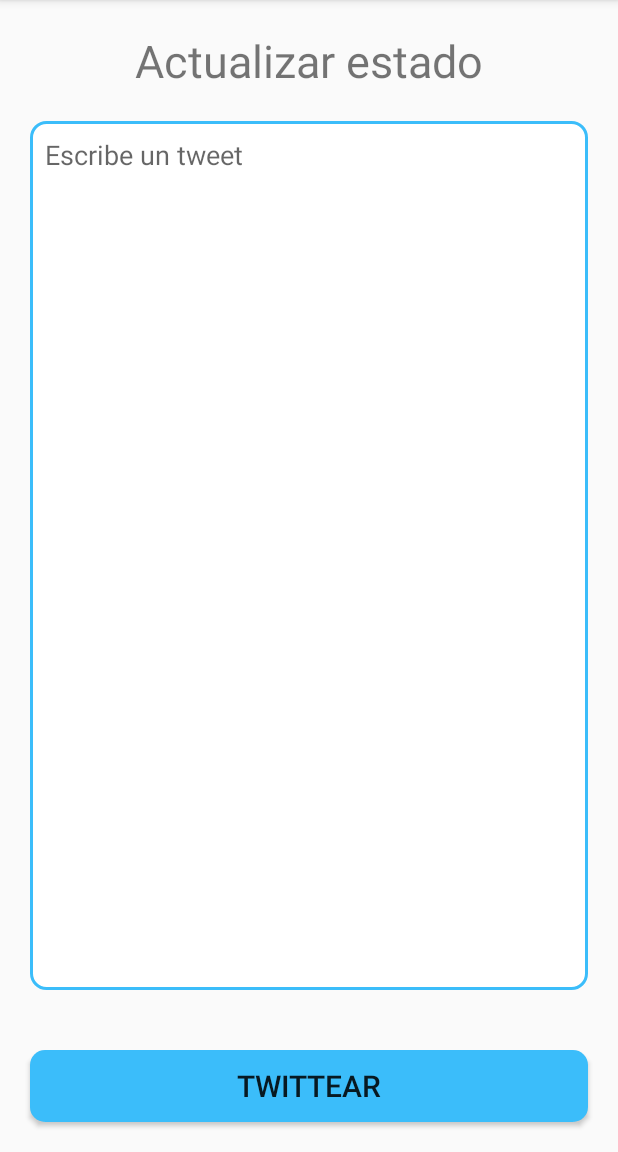
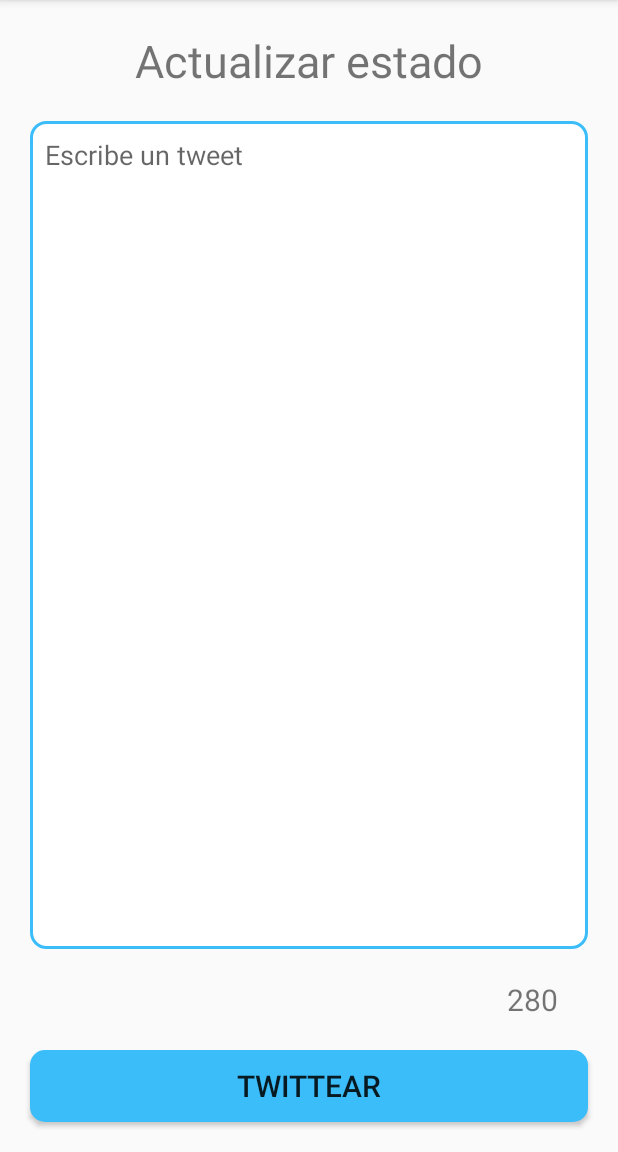
Before and after one commit to Zarkrosh/SMOV-Practicas, an Android app: the screen it shows after launch (StatusActivity), on a phone screen of 412 x 824 dp, the part 84-1236 px from its top. Run offline under Robolectric (Android 15) with nearby library versions, the phone set to English and light mode, and no system bars.

Commit message:
Contador de caracteres
Comentarios de autor y twitter

```diff
--- a/01-Yamba/app/src/main/java/com/hergomsoft/yamba/ProgressPersonalizado.java
+++ b/01-Yamba/app/src/main/java/com/hergomsoft/yamba/ProgressPersonalizado.java
@@ -9,6 +9,10 @@ import android.view.Window;
 import android.widget.ProgressBar;
 import android.widget.TextView;
 
+/**
+ * @author Abel Herrero Gómez (abeherr)
+ * Twitter: @Abel85985400
+ */
 public class ProgressPersonalizado {
 
     private static ProgressPersonalizado progress = null;
--- a/01-Yamba/app/src/main/java/com/hergomsoft/yamba/StatusFragment.java
+++ b/01-Yamba/app/src/main/java/com/hergomsoft/yamba/StatusFragment.java
@@ -8,6 +8,9 @@ import android.os.Bundle;
 import androidx.fragment.app.Fragment;
 
 import android.os.SystemClock;
+import android.text.Editable;
+import android.text.InputFilter;
+import android.text.TextWatcher;
 import android.util.Log;
 import android.view.LayoutInflater;
 import android.view.View;
@@ -15,7 +18,6 @@ import android.view.ViewGroup;
 import android.widget.Button;
 import android.widget.EditText;
 import android.widget.TextView;
-import android.widget.Toast;
 
 import com.google.android.material.snackbar.Snackbar;
 
@@ -24,13 +26,22 @@ import twitter4j.TwitterException;
 import twitter4j.TwitterFactory;
 import twitter4j.conf.ConfigurationBuilder;
 
-
-public class StatusFragment extends Fragment implements View.OnClickListener {
+/**
+ * @author Abel Herrero Gómez (abeherr)
+ * Twitter: @Abel85985400
+ */
+public class StatusFragment extends Fragment implements View.OnClickListener, TextWatcher {
 
     private static final String TAG = "StatusFragment";
 
+    private static final int MAX_CHARS = 280;
+    private static final int LIMIT_WARNING_CHARS = 15;
+
     private EditText editStatus;
     private Button buttonTweet;
+
+    // Contador de caracteres
+    private TextView textContador;
 
     private Twitter twitter;
 
@@ -52,8 +63,12 @@ public class StatusFragment extends Fragment implements View.OnClickListener {
 
         // Enlaza views
         editStatus = (EditText) view.findViewById(R.id.editStatus);
+        editStatus.addTextChangedListener(this);
         buttonTweet = (Button) view.findViewById(R.id.buttonTweet);
         buttonTweet.setOnClickListener(this);
+        textContador = (TextView) view.findViewById(R.id.textContador);
+        textContador.setText(Integer.toString(MAX_CHARS));
+        textContador.setFilters(new InputFilter[] {new InputFilter.LengthFilter(MAX_CHARS)}); // Limite de caracteres
 
         // Devuelve la vista personalizada
         return view;
@@ -73,6 +88,29 @@ public class StatusFragment extends Fragment implements View.OnClickListener {
 
         // Realiza el envío del estado
         new StatusTask().execute(status);
+    }
+
+    @Override
+    public void beforeTextChanged(CharSequence s, int start, int count, int after) {
+        // No se usa
+    }
+
+    @Override
+    public void onTextChanged(CharSequence s, int start, int before, int count) {
+        // No se usa
+    }
+
+    @Override
+    public void afterTextChanged(Editable statusText) {
+        int count = MAX_CHARS - statusText.length();
+        textContador.setText(Integer.toString(count));
+        if(count == 0) {
+            textContador.setTextColor(getResources().getColor(R.color.colorContadorLleno));
+        } else if(count < LIMIT_WARNING_CHARS) {
+            textContador.setTextColor(getResources().getColor(R.color.colorContadorAviso));
+        } else {
+            textContador.setTextColor(getResources().getColor(R.color.colorContadorBien));
+        }
     }
 
     /**
--- a/01-Yamba/app/src/main/res/layout/fragment_status.xml
+++ b/01-Yamba/app/src/main/res/layout/fragment_status.xml
@@ -27,6 +27,15 @@
         android:background="@drawable/edittext_round_corners"
         android:hint="@string/hint_tweet" />
 
+    <TextView
+        android:id="@+id/textContador"
+        android:layout_width="wrap_content"
+        android:layout_height="wrap_content"
+        android:layout_gravity="right"
+        android:layout_marginRight="40dp"
+        android:text=""
+        android:textSize="20sp" />
+
     <Button
         android:id="@+id/buttonTweet"
         android:layout_width="fill_parent"
--- a/01-Yamba/app/src/main/res/values/colors.xml
+++ b/01-Yamba/app/src/main/res/values/colors.xml
@@ -3,4 +3,8 @@
     <color name="colorPrimary">#008577</color>
     <color name="colorPrimaryDark">#00574B</color>
     <color name="colorAccent">#D81B60</color>
+
+    <color name="colorContadorBien">#47FF47</color>
+    <color name="colorContadorAviso">#FF8800</color>
+    <color name="colorContadorLleno">#FF0000</color>
 </resources>
```
Also changed, not shown: 01-Yamba/app/src/main/java/com/hergomsoft/yamba/StatusActivity.java (+6 -17 lines).
